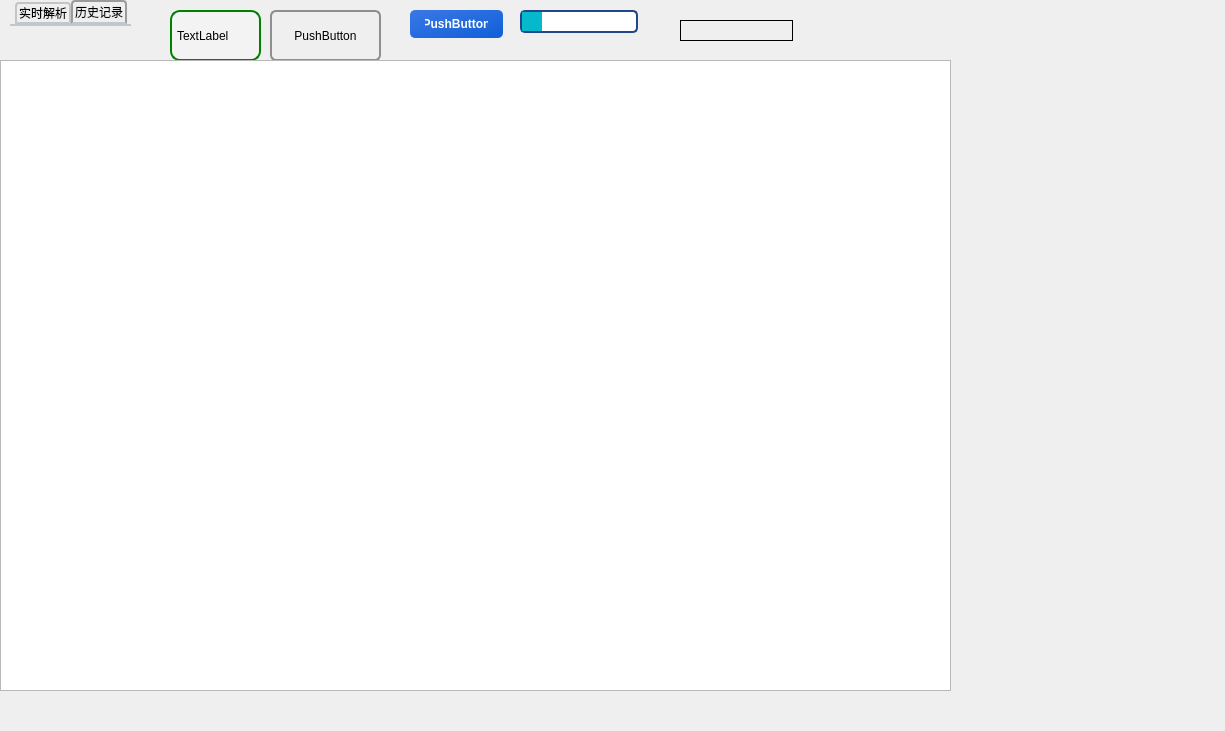
This is KCTS/KCTS Project/demo/test.ui in learniuH/work as Qt 5 draws it before an edit. The edited form follows.
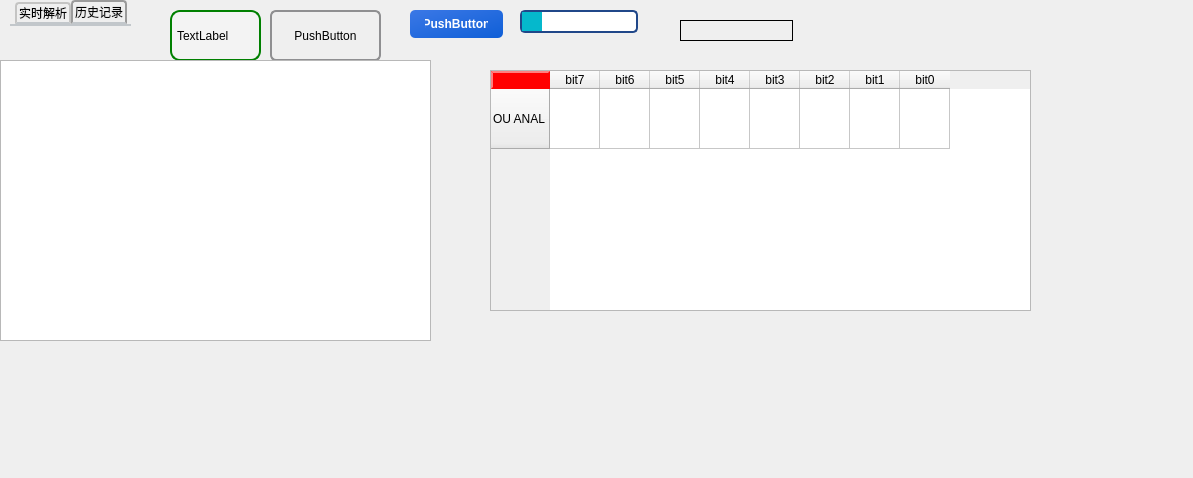
This is the edited form.

What changed in the file:
```diff
--- a/KCTS/KCTS Project/demo/test.ui
+++ b/KCTS/KCTS Project/demo/test.ui
@@ -6,8 +6,8 @@
    <rect>
     <x>0</x>
     <y>0</y>
-    <width>1225</width>
-    <height>731</height>
+    <width>1193</width>
+    <height>478</height>
    </rect>
   </property>
   <property name="windowTitle">
@@ -167,8 +167,8 @@
     <rect>
      <x>0</x>
      <y>60</y>
-     <width>951</width>
-     <height>631</height>
+     <width>431</width>
+     <height>281</height>
     </rect>
    </property>
    <property name="styleSheet">
@@ -227,6 +227,131 @@
 }</string>
    </property>
   </widget>
+  <widget class="QWidget" name="widget" native="true">
+   <property name="geometry">
+    <rect>
+     <x>490</x>
+     <y>70</y>
+     <width>541</width>
+     <height>241</height>
+    </rect>
+   </property>
+   <layout class="QVBoxLayout" name="verticalLayout">
+    <item>
+     <widget class="QTableWidget" name="tableWidget">
+      <property name="styleSheet">
+       <string notr="true">QTableView {
+    selection-background-color: qlineargradient(x1: 0, y1: 0, x2: 0.5, y2: 0.5,
+                                stop: 0 #FF92BB, stop: 1 white);
+}
+
+QTableView::item {
+	outline: 0px;
+}
+
+QTableView QTableCornerButton::section {
+    background: red;
+    border: 2px outset red;
+}
+
+QTableView::indicator:unchecked {
+    background-color: #d7d6d5
+}</string>
+      </property>
+      <property name="verticalScrollBarPolicy">
+       <enum>Qt::ScrollBarAlwaysOff</enum>
+      </property>
+      <property name="horizontalScrollBarPolicy">
+       <enum>Qt::ScrollBarAlwaysOff</enum>
+      </property>
+      <property name="autoScrollMargin">
+       <number>16</number>
+      </property>
+      <property name="editTriggers">
+       <set>QAbstractItemView::NoEditTriggers</set>
+      </property>
+      <property name="showGrid">
+       <bool>true</bool>
+      </property>
+      <property name="gridStyle">
+       <enum>Qt::SolidLine</enum>
+      </property>
+      <property name="sortingEnabled">
+       <bool>false</bool>
+      </property>
+      <property name="wordWrap">
+       <bool>true</bool>
+      </property>
+      <property name="cornerButtonEnabled">
+       <bool>true</bool>
+      </property>
+      <property name="rowCount">
+       <number>1</number>
+      </property>
+      <property name="columnCount">
+       <number>8</number>
+      </property>
+      <attribute name="horizontalHeaderDefaultSectionSize">
+       <number>50</number>
+      </attribute>
+      <attribute name="verticalHeaderVisible">
+       <bool>true</bool>
+      </attribute>
+      <attribute name="verticalHeaderMinimumSectionSize">
+       <number>40</number>
+      </attribute>
+      <attribute name="verticalHeaderDefaultSectionSize">
+       <number>60</number>
+      </attribute>
+      <row>
+       <property name="text">
+        <string>OU ANAL</string>
+       </property>
+      </row>
+      <column>
+       <property name="text">
+        <string>bit7</string>
+       </property>
+      </column>
+      <column>
+       <property name="text">
+        <string>bit6</string>
+       </property>
+      </column>
+      <column>
+       <property name="text">
+        <string>bit5</string>
+       </property>
+      </column>
+      <column>
+       <property name="text">
+        <string>bit4</string>
+       </property>
+      </column>
+      <column>
+       <property name="text">
+        <string>bit3</string>
+       </property>
+      </column>
+      <column>
+       <property name="text">
+        <string>bit2</string>
+       </property>
+      </column>
+      <column>
+       <property name="text">
+        <string>bit1</string>
+       </property>
+      </column>
+      <column>
+       <property name="text">
+        <string>bit0</string>
+       </property>
+      </column>
+     </widget>
+    </item>
+   </layout>
+  </widget>
  </widget>
  <resources/>
  <connections/>
```
Left out of the diff: 4 changed lines with no effect on the pictures.
